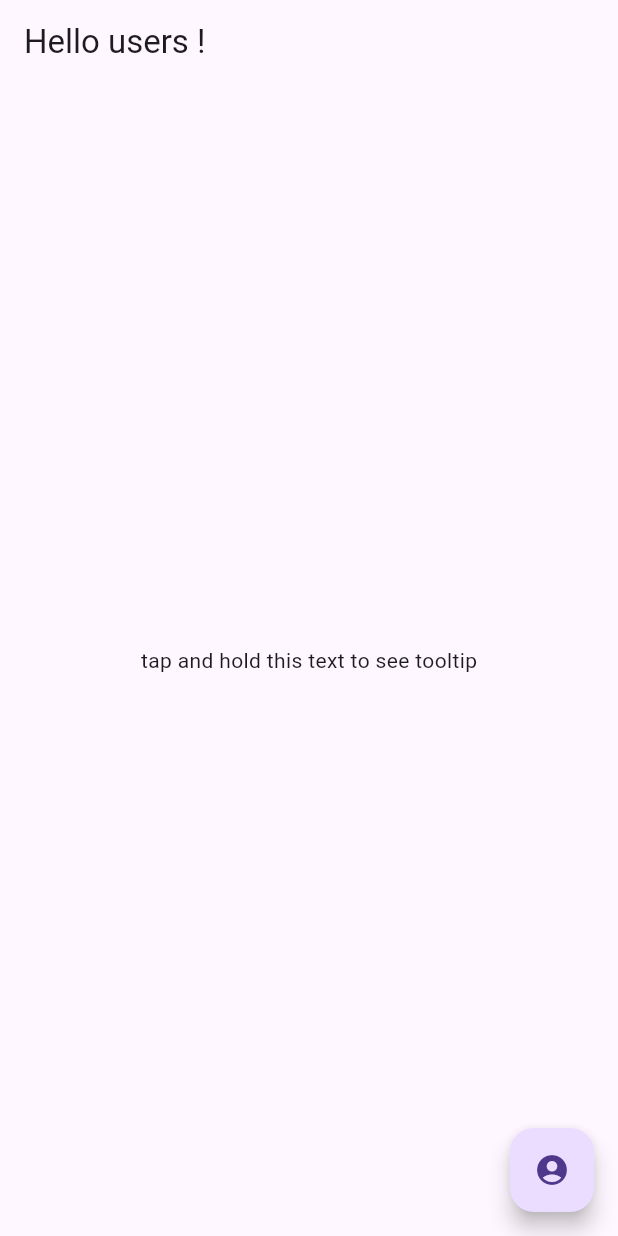
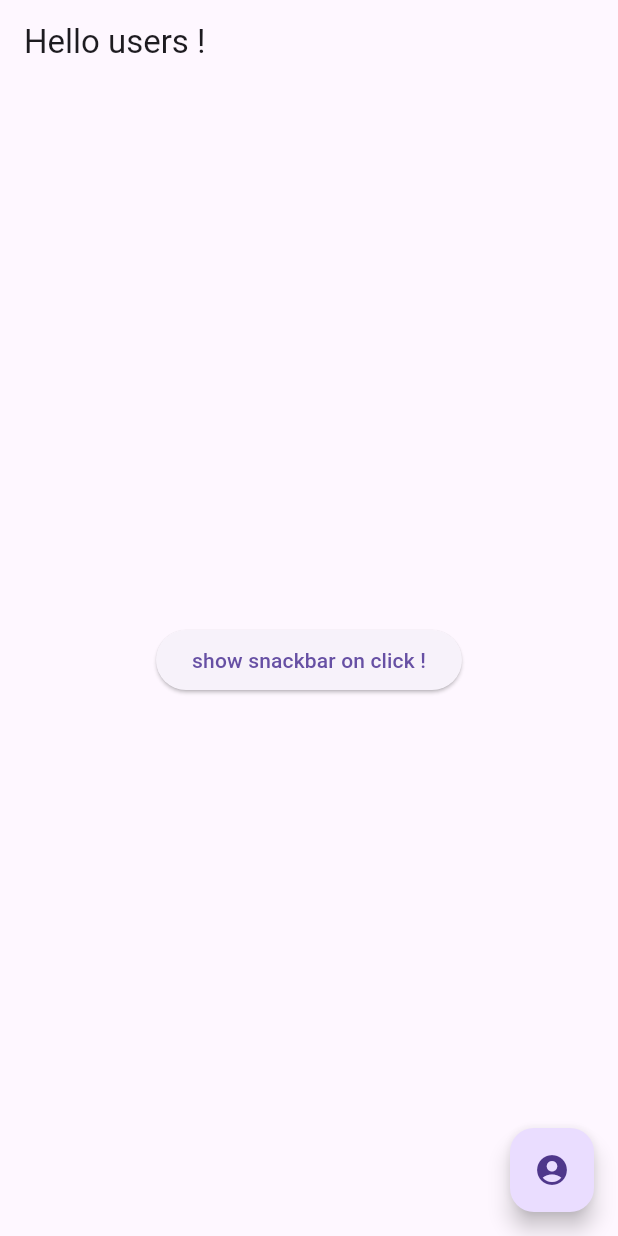
Before and after one commit to PrashikWankhadeSCOE/Flutter_Udemy, a Flutter app: the screen it shows after launch, on a phone screen of 412 x 824 dp. Run offline on Flutter 3.47's test engine with Material 3 defaults, Android fonts, the phone set to English and light mode, and no system bars.

Commit message:
SnackBar Basics

```diff
--- a/02_Flutter/lib/main.dart
+++ b/02_Flutter/lib/main.dart
@@ -15,7 +15,7 @@ class MyApp extends StatelessWidget {
         home: Scaffold(
           appBar: AppBar(title: const Text('Hello users !')),
           body: const Center(
-            child: TooltipSample(),
+            child: SnackBarExample(),
           ),
           floatingActionButton: FloatingActionButton(
             onPressed: () => debugPrint('Clicked'),
@@ -46,3 +46,24 @@ class TooltipSample extends StatelessWidget {
     );
   }
 }
+
+class SnackBarExample extends StatelessWidget {
+  const SnackBarExample({super.key});
+  @override
+  Widget build(BuildContext context) {
+    return ElevatedButton(
+      child: const Text('show snackbar on click !'),
+      onPressed: () {
+        ScaffoldMessenger.of(context).showSnackBar(
+          SnackBar(
+            content: const Text('awesome Snackbar !'),
+            action: SnackBarAction(
+              label: 'Action',
+              onPressed: () {},
+            ),
+          ),
+        );
+      },
+    );
+  }
+}
```
